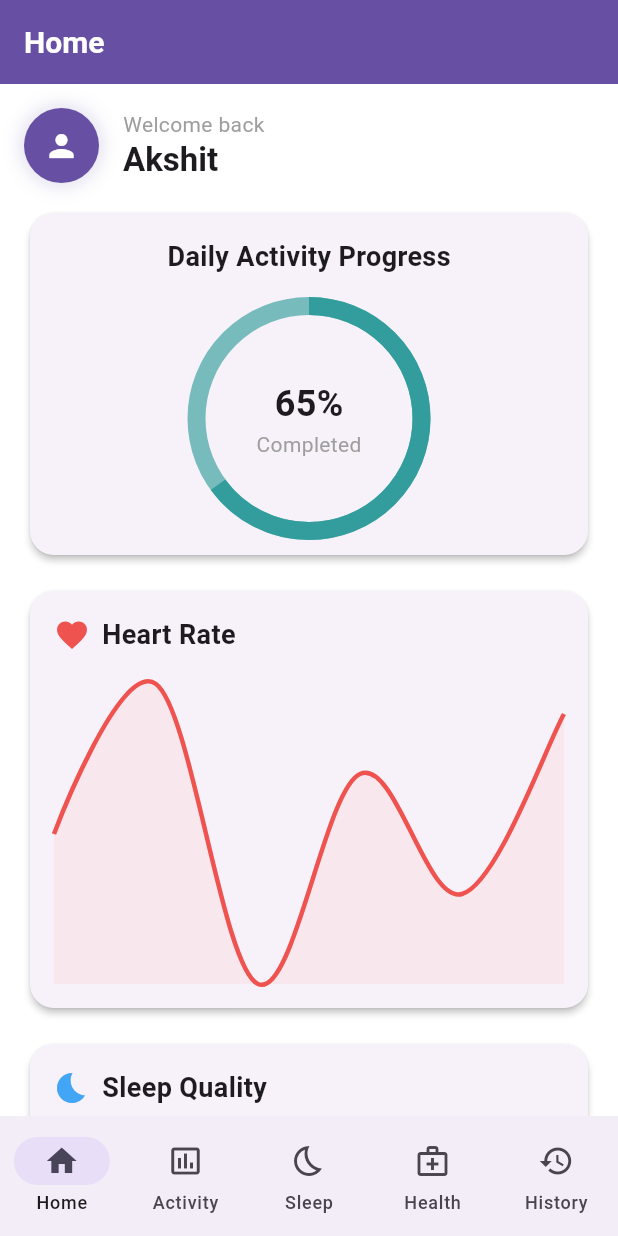
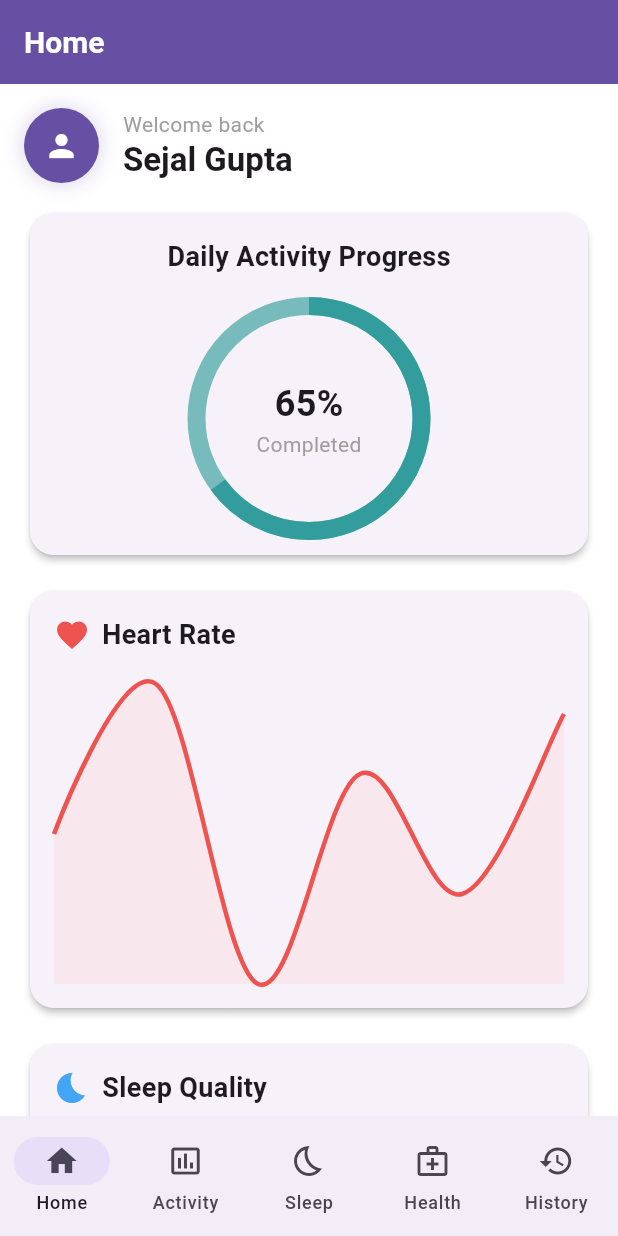
Before and after one commit to Gaurav-py-Ghosh/Project, a Flutter app: the screen it shows after launch, on a phone screen of 412 x 824 dp. Run offline on Flutter 3.47's test engine with Material 3 defaults, Android fonts, the phone set to English and light mode, and no system bars; drawn by our look-alikes of fl_chart, flutter_animate; our stand-ins replace google_fonts.

Commit message:
reuplload from previous repo

```diff
--- a/lib/screens/home_screen.dart
+++ b/lib/screens/home_screen.dart
@@ -993,7 +993,7 @@
                 ),
               ),
               Text(
-                'Akshit',
+                'Sejal Gupta',
                 style: Theme.of(context).textTheme.titleLarge?.copyWith(
                   fontWeight: FontWeight.bold,
                 ),
```
